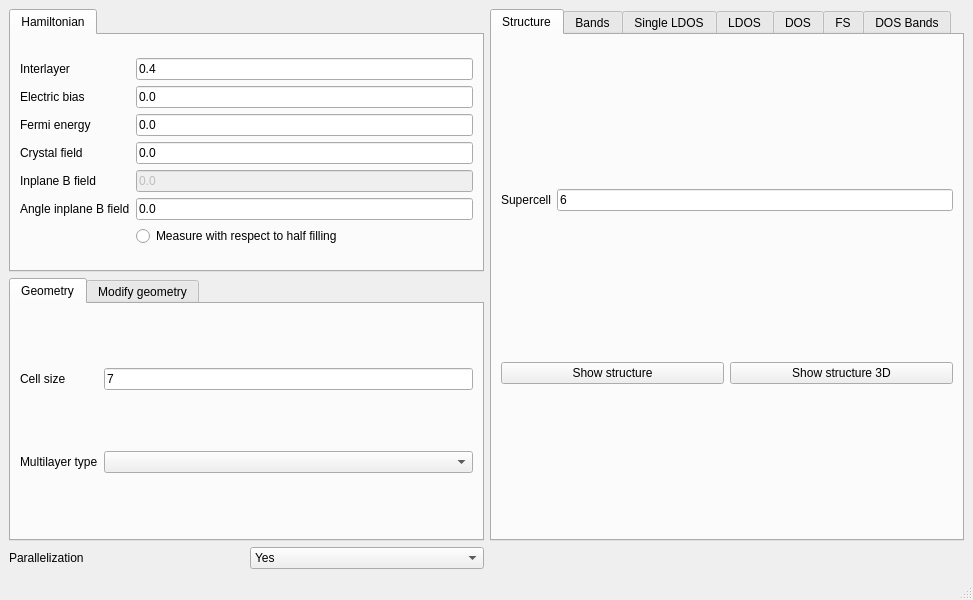
joselado/quantum-lattice, file interface-pyqt/tbg/interface.ui: the form before one commit.
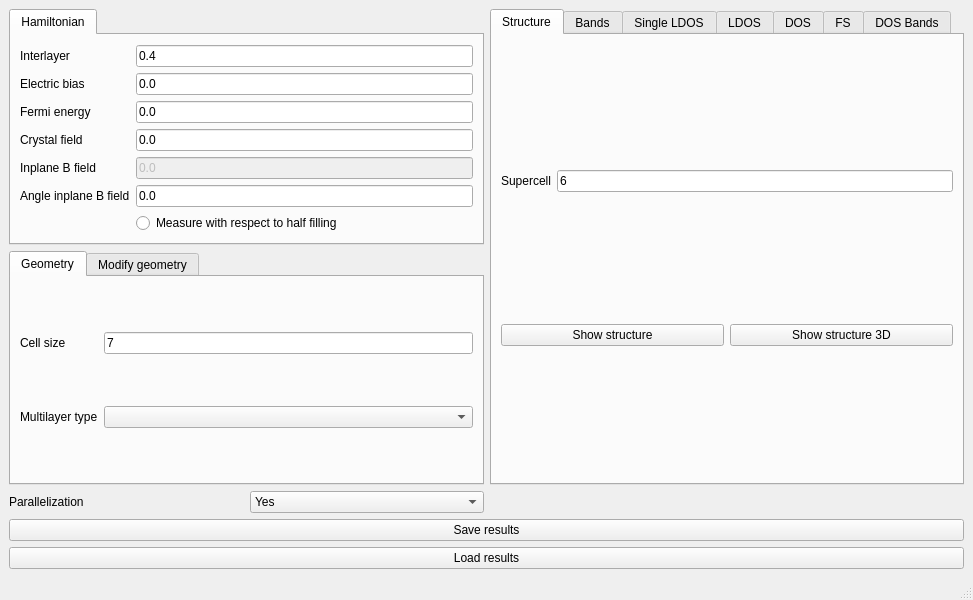
The form after the commit.

Commit message: Add save/load of interface state (parameters + results since last change)

Patch:
```diff
--- a/interface-pyqt/tbg/interface.ui
+++ b/interface-pyqt/tbg/interface.ui
@@ -815,6 +815,20 @@
       </item>
      </layout>
     </item>
+    <item row="3" column="0" colspan="2">
+     <widget class="QPushButton" name="save_results">
+      <property name="text">
+       <string>Save results</string>
+      </property>
+     </widget>
+    </item>
+    <item row="4" column="0" colspan="2">
+     <widget class="QPushButton" name="load_results">
+      <property name="text">
+       <string>Load results</string>
+      </property>
+     </widget>
+    </item>
    </layout>
   </widget>
   <widget class="QMenuBar" name="menubar">
```
The commit also changes 43 other files.
